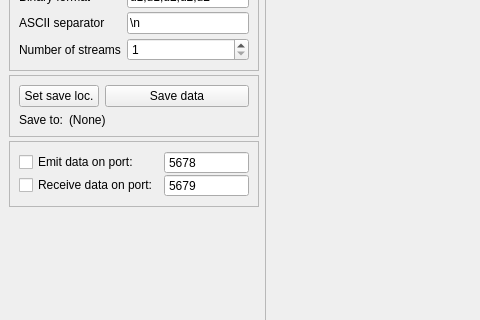
The window that src/splot/splot.ui (starfishneuroscience/splot) describes before a commit, drawn with Qt 5; both pictures show x 0 to 480 and y 268 to 588 of the 790 by 836 pixel window.
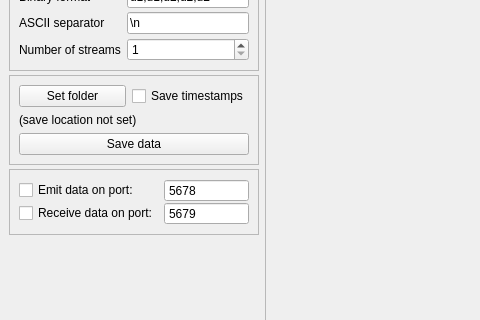
The same window after the commit.

Patch:
```diff
--- a/src/splot/splot.ui
+++ b/src/splot/splot.ui
@@ -441,20 +441,7 @@
                <enum>QFrame::Raised</enum>
               </property>
               <layout class="QGridLayout" name="gridLayout_2">
-               <item row="0" column="0" colspan="2">
-                <widget class="QPushButton" name="setSaveLocationPushButton">
-                 <property name="sizePolicy">
-                  <sizepolicy hsizetype="Expanding" vsizetype="Fixed">
-                   <horstretch>0</horstretch>
-                   <verstretch>0</verstretch>
-                  </sizepolicy>
-                 </property>
-                 <property name="text">
-                  <string>Set save loc.</string>
-                 </property>
-                </widget>
-               </item>
-               <item row="0" column="2">
+               <item row="4" column="0" colspan="2">
                 <widget class="QPushButton" name="savePushButton">
                  <property name="sizePolicy">
                   <sizepolicy hsizetype="Expanding" vsizetype="Fixed">
@@ -471,16 +458,29 @@
                 </widget>
                </item>
                <item row="1" column="0">
-                <widget class="QLabel" name="saveToLabel">
+                <widget class="QPushButton" name="setSaveLocationPushButton">
+                 <property name="sizePolicy">
+                  <sizepolicy hsizetype="Expanding" vsizetype="Fixed">
+                   <horstretch>0</horstretch>
+                   <verstretch>0</verstretch>
+                  </sizepolicy>
+                 </property>
                  <property name="text">
-                  <string>Save to:</string>
+                  <string>Set folder</string>
                  </property>
                 </widget>
                </item>
-               <item row="1" column="1" colspan="2">
+               <item row="1" column="1">
+                <widget class="QCheckBox" name="saveTimestampsCheckBox">
+                 <property name="text">
+                  <string>Save timestamps</string>
+                 </property>
+                </widget>
+               </item>
+               <item row="3" column="0" colspan="2">
                 <widget class="QLabel" name="saveLocationLabel">
                  <property name="text">
-                  <string>(None)</string>
+                  <string>(save location not set)</string>
                  </property>
                 </widget>
                </item>
```
